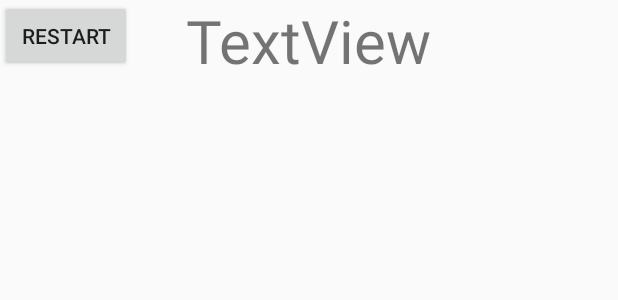
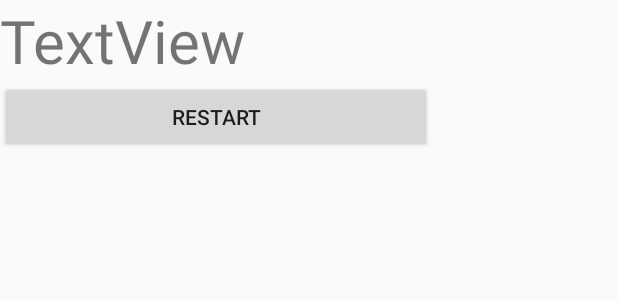
Before and after one commit to carlosgarciahernan/LDM-practica-T1, an Android app: the layout activity_puntos.xml on its own in the app's theme, with its tools: preview values and no code run, on a phone screen of 412 x 824 dp. Shown: the top 300 px of the screen. Run offline under Robolectric (Android 15) with nearby library versions, the phone set to English and light mode, and no system bars.

```diff
--- a/JuegoConInterfacesDeUsuario/app/src/main/res/layout/activity_puntos.xml
+++ b/JuegoConInterfacesDeUsuario/app/src/main/res/layout/activity_puntos.xml
@@ -5,6 +5,13 @@
     xmlns:tools="http://schemas.android.com/tools"
     android:layout_width="match_parent"
     android:layout_height="match_parent">
+
+    <LinearLayout
+        android:layout_width="wrap_content"
+        android:layout_height="wrap_content"
+        android:orientation="vertical"
+        tools:layout_editor_absoluteX="8dp"
+        tools:layout_editor_absoluteY="31dp">
 
         <TextView
             android:id="@+id/mostrador_puntos"
@@ -19,23 +26,12 @@
 
         <Button
             android:id="@+id/btnrestart"
-        android:layout_width="wrap_content"
+            android:layout_width="match_parent"
             android:layout_height="wrap_content"
             android:text="Restart"
-        tools:layout_editor_absoluteX="148dp"
-        tools:layout_editor_absoluteY="333dp" />
+            tools:layout_editor_absoluteX="31dp"
+            tools:layout_editor_absoluteY="365dp" />
 
-    <LinearLayout
-        android:layout_width="368dp"
-        android:layout_height="230dp"
-        android:orientation="vertical"
-        tools:layout_editor_absoluteX="415dp"
-        tools:layout_editor_absoluteY="196dp"></LinearLayout>
+    </LinearLayout>
 
-    <LinearLayout
-        android:layout_width="368dp"
-        android:layout_height="232dp"
-        android:orientation="vertical"
-        tools:layout_editor_absoluteX="8dp"
-        tools:layout_editor_absoluteY="8dp"></LinearLayout>
 </android.support.constraint.ConstraintLayout>
```
Also changed, not shown: JuegoConInterfacesDeUsuario/app/src/main/java/com/example/carlo/juegoconinterfacesdeusuario/MainActivity.java (+10 -8 lines). Lines whose indentation alone changed are shown as unchanged.
